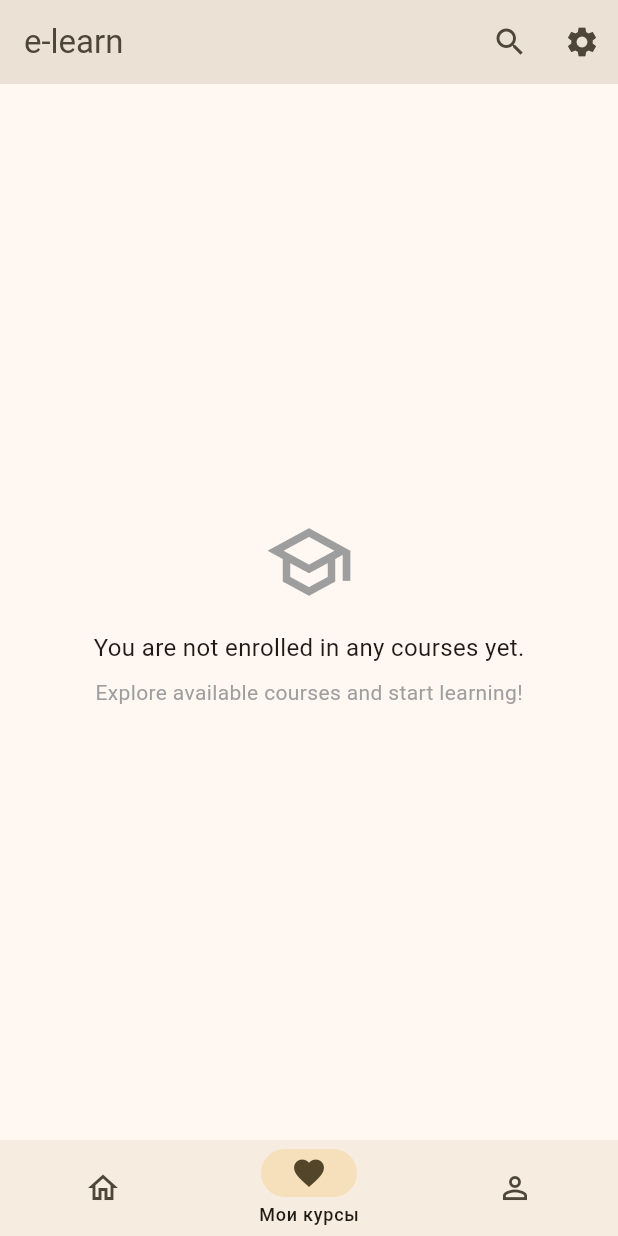
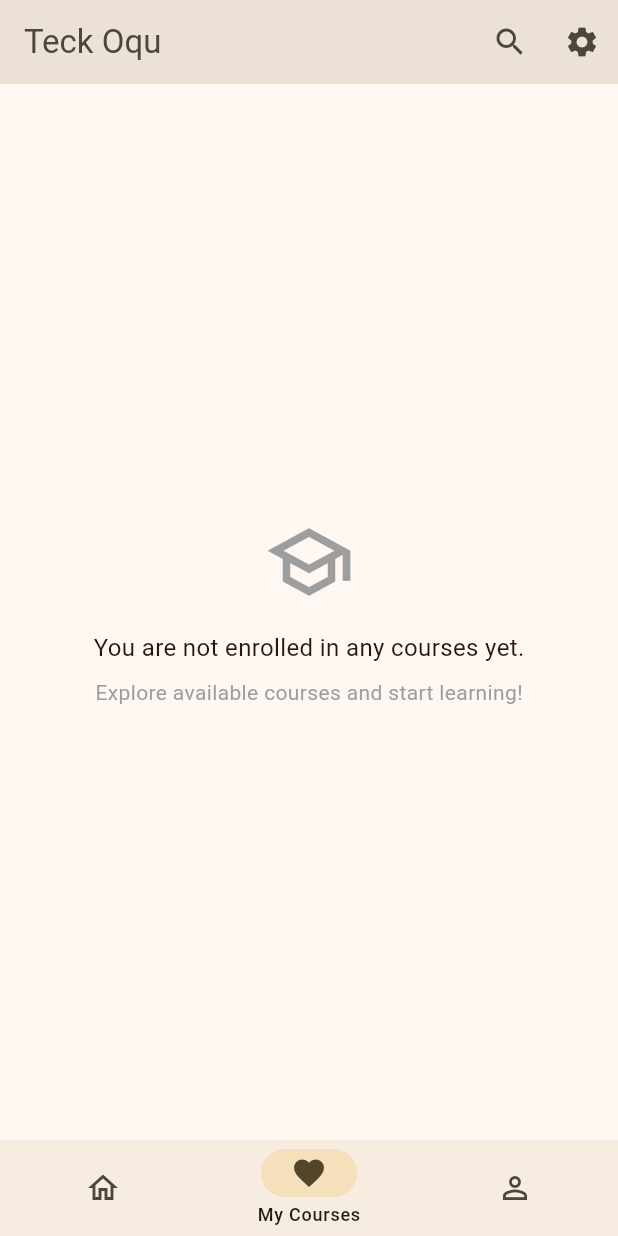
Before and after one commit to Miocasa/Mentora, a Flutter app: the screen it shows once a user with an empty profile is signed in, item 2 of the bottom bar chosen, after a tap on the "search" icon, after a tap on the "arrow back" icon, on a phone screen of 412 x 824 dp. Run offline on Flutter 3.47's test engine with Material 3 defaults, Android fonts, the phone set to English and light mode, and no system bars; our stand-ins replace cloud_firestore, firebase_auth, firebase_core, flutter_cache_manager, percent_indicator, shared_preferences and 2 more; missing offline and left inert: markdown_widget; accounts and stored records are empty.

Commit message:
localization finished

```diff
--- a/lib/screens/home_screen.dart
+++ b/lib/screens/home_screen.dart
@@ -14,22 +14,24 @@ import 'package:flutter/material.dart';
 
 import 'package:course/generated/app_localizations.dart';
 
-
-// Debouncer class
+/// Debouncer class
 class Debouncer {
   final int milliseconds;
   Timer? _timer;
   Debouncer({required this.milliseconds});
 
-  run(VoidCallback action) {
+  void run(VoidCallback action) {
     _timer?.cancel();
     _timer = Timer(Duration(milliseconds: milliseconds), action);
   }
 
-  dispose() {
+  void dispose() {
     _timer?.cancel();
   }
 }
+
+// тип для функции получения локализованной подписи
+typedef LabelBuilder = String Function(AppLocalizations l10n);
 
 class MainScreen extends StatefulWidget {
   const MainScreen({super.key});
@@ -53,10 +55,27 @@ class _MainScreenState extends State<MainScreen> {
   bool _isLoadingCourses = true;
   bool _isSearching = false;
 
-  final List<({IconData icon, IconData selectedIcon, String label})> _destinations = [
-    (icon: Icons.home_outlined,   selectedIcon: Icons.home,        label: 'Главная'),
-    (icon: Icons.favorite_border, selectedIcon: Icons.favorite,    label: 'Мои курсы'),
-    (icon: Icons.person_outline,  selectedIcon: Icons.person,      label: 'Профиль'),
+  // пункты нижней навигации — без context, используем функцию label(l10n)
+  final List<({
+    IconData icon,
+    IconData selectedIcon,
+    LabelBuilder label
+  })> _destinations = [
+    (
+      icon: Icons.home_outlined,
+      selectedIcon: Icons.home,
+      label: (l10n) => l10n.tabHome,
+    ),
+    (
+      icon: Icons.favorite_border,
+      selectedIcon: Icons.favorite,
+      label: (l10n) => l10n.tabMyCourses,
+    ),
+    (
+      icon: Icons.person_outline,
+      selectedIcon: Icons.person,
+      label: (l10n) => l10n.tabProfile,
+    ),
   ];
 
   int _selectedIndex = 0;
@@ -105,11 +124,11 @@ class _MainScreenState extends State<MainScreen> {
   // === подписка на мои курсы с прогрессом ===
   void _listenToEnrollments() {
     if (_authService.currentUser != null) {
-      _enrollmentSubscription = _firestoreService
-          .getMyCoursesWithProgress()
-          .listen((myCourseInfoList) {
+      _enrollmentSubscription =
+          _firestoreService.getMyCoursesWithProgress().listen(
+        (myCourseInfoList) {
           if (mounted) {
-          Map<String, EnrollmentDetails> tempMap = {};
+            final Map<String, EnrollmentDetails> tempMap = {};
             for (var info in myCourseInfoList) {
               tempMap[info.course.id] = info.enrollmentDetails;
             }
@@ -117,7 +136,8 @@ class _MainScreenState extends State<MainScreen> {
               _enrolledDetailsMap = tempMap;
             });
           }
-      });
+        },
+      );
     } else {
       if (mounted && _enrolledDetailsMap.isNotEmpty) {
         setState(() {
@@ -179,12 +199,14 @@ class _MainScreenState extends State<MainScreen> {
 
   // === UI поиска в AppBar ===
   Widget _buildSearchField() {
+    final l10n = AppLocalizations.of(context)!;
+
     return TextField(
       controller: _searchController,
       focusNode: _searchFocusNode,
       autofocus: true,
       decoration: InputDecoration(
-        hintText: AppLocalizations.of(context)!.homeSearchHint,
+        hintText: l10n.homeSearchHint,
         border: InputBorder.none,
         hintStyle: TextStyle(
           color: Theme.of(context).hintColor.withAlpha((252 * 0.8).toInt()),
@@ -199,19 +221,21 @@ class _MainScreenState extends State<MainScreen> {
   }
 
   AppBar _buildAppBar(BuildContext context) {
+    final l10n = AppLocalizations.of(context)!;
+
     if (_isSearching) {
       return AppBar(
         leading: IconButton(
           icon: const Icon(Icons.arrow_back),
           onPressed: _stopSearch,
-          tooltip: AppLocalizations.of(context)!.homeSearchCloseTooltip,
+          tooltip: l10n.homeSearchCloseTooltip,
         ),
         title: _buildSearchField(),
         actions: [
           if (_searchQuery.isNotEmpty)
             IconButton(
               icon: const Icon(Icons.clear),
-              tooltip: "Clear Search",
+              tooltip: l10n.homeSearchClearTooltip,
               onPressed: () {
                 _searchController.clear();
               },
@@ -220,16 +244,16 @@ class _MainScreenState extends State<MainScreen> {
       );
     } else {
       return AppBar(
-        title: const Text('e-learn'),
+        title: Text(l10n.appTitle),
         actions: [
           IconButton(
             icon: const Icon(Icons.search),
-            tooltip: AppLocalizations.of(context)!.homeSearchTooltip,
+            tooltip: l10n.homeSearchTooltip,
             onPressed: _startSearch,
           ),
           IconButton(
             icon: const Icon(Icons.settings),
-            tooltip: AppLocalizations.of(context)!.homeSettingsTooltip,
+            tooltip: l10n.homeSettingsTooltip,
             onPressed: () => Navigator.push(
               context,
               MaterialPageRoute(builder: (context) => const SettingsScreen()),
@@ -242,16 +266,21 @@ class _MainScreenState extends State<MainScreen> {
 
   @override
   Widget build(BuildContext context) {
+    final l10n = AppLocalizations.of(context)!;
+
     debugPrint(
-        "--- MainScreen BUILD METHOD CALLED --- (Query: $_searchQuery, IsSearching: $_isSearching)");
+      "--- MainScreen BUILD METHOD CALLED --- "
+      "(Query: $_searchQuery, IsSearching: $_isSearching)",
+    );
+
     return Scaffold(
       appBar: _buildAppBar(context),
       body: IndexedStack(
         index: _selectedIndex,
         children: [
-          Builder(builder: (_) => _buildStore()),              // главная
-          const MyCoursesScreen(),                             // мои курсы
-          const UserProfileScreen(),                           // профиль
+          Builder(builder: (_) => _buildStore()), // главная
+          const MyCoursesScreen(), // мои курсы
+          const UserProfileScreen(), // профиль
         ],
       ),
       bottomNavigationBar: NavigationBar(
@@ -261,28 +290,33 @@ class _MainScreenState extends State<MainScreen> {
         },
         height: 64,
         labelBehavior: NavigationDestinationLabelBehavior.onlyShowSelected,
-        destinations: _destinations.map((dest) {
-          return NavigationDestination(
+        destinations: _destinations
+            .map(
+              (dest) => NavigationDestination(
                 icon: Icon(dest.icon),
                 selectedIcon: Icon(dest.selectedIcon),
-            label: dest.label,
-          );
-        }).toList(),
+                label: dest.label(l10n), // локализованный текст
               ),
-
-      floatingActionButton: (kReleaseMode || _isSearching || _selectedIndex != 0)
+            )
+            .toList(),
+      ),
+      floatingActionButton:
+          (kReleaseMode || _isSearching || _selectedIndex != 0)
               ? null
               : FloatingActionButton.extended(
                   onPressed: () async {
                     await _firestoreService.addSampleCoursesWithLessons();
                     if (mounted) {
                       ScaffoldMessenger.of(context).showSnackBar(
-                    const SnackBar(
-                        content: Text('Attempted to add/update sample courses.')),
+                        SnackBar(
+                          content: Text(
+                            l10n.homeSampleDataLabel,
+                          ),
+                        ),
                       );
                     }
                   },
-              label: Text(AppLocalizations.of(context)!.homeSampleDataLabel),
+                  label: Text(l10n.homeSampleDataLabel),
                   icon: const Icon(Icons.data_exploration_outlined),
                 ),
     );
@@ -290,6 +324,8 @@ class _MainScreenState extends State<MainScreen> {
 
   // === главный экран / витрина курсов + стрик ===
   Widget _buildStore() {
+    final l10n = AppLocalizations.of(context)!;
+
     if (_isLoadingCourses) {
       return const Center(
         child: CircularProgressIndicator(key: Key("all_courses_loading")),
@@ -298,7 +334,7 @@ class _MainScreenState extends State<MainScreen> {
 
     if (_allCourses.isEmpty && !_isLoadingCourses) {
       return Center(
-        child: Text(AppLocalizations.of(context)!.homeNoCourses),
+        child: Text(l10n.homeNoCourses),
       );
     }
 
@@ -310,12 +346,12 @@ class _MainScreenState extends State<MainScreen> {
             const Icon(Icons.search_off_rounded, size: 60, color: Colors.grey),
             const SizedBox(height: 16),
             Text(
-              AppLocalizations.of(context)!.homeNoCoursesForQuery(_searchQuery),
+              l10n.homeNoCoursesForQuery(_searchQuery),
               style: const TextStyle(fontSize: 16),
             ),
             const SizedBox(height: 8),
             Text(
-              AppLocalizations.of(context)!.homeTryDifferentTerm,
+              l10n.homeTryDifferentTerm,
               style: TextStyle(color: Colors.grey.shade600),
             ),
           ],
@@ -360,6 +396,7 @@ class _MainScreenState extends State<MainScreen> {
   }
 
   Widget _buildStreakCard(BuildContext context) {
+    final l10n = AppLocalizations.of(context)!;
     final theme = Theme.of(context);
     final colorScheme = theme.colorScheme;
     final user = _authService.currentUser;
@@ -389,11 +426,11 @@ class _MainScreenState extends State<MainScreen> {
         final profile = snapshot.data!;
         // ✅ streak = очки (наружнее кольцо)
         // ✅ streakDays = дни стрика (внутреннее кольцо)
-        final int outerProgress = profile.streak;       // очки за сегодня
-        final int innerProgress = profile.streakDays;   // дни стрика
+        final int outerProgress = profile.streak; // очки за сегодня
+        final int innerProgress = profile.streakDays; // дни стрика
 
         const int outerGoal = 50; // цель очков за день
-        const int innerGoal = 7;  // цель стрика (7 дней подряд)
+        const int innerGoal = 7; // цель стрика (7 дней подряд)
 
         final double outerTarget =
             (outerProgress / outerGoal).clamp(0.0, 1.0) * 10;
@@ -420,14 +457,14 @@ class _MainScreenState extends State<MainScreen> {
                     ),
                     const SizedBox(width: 8),
                     Text(
-                      AppLocalizations.of(context)!.homeLearningProgressTitle,
+                      l10n.homeLearningProgressTitle,
                       style: theme.textTheme.titleMedium?.copyWith(
                         fontWeight: FontWeight.w600,
                       ),
                     ),
                     const Spacer(),
                     Text(
-                      AppLocalizations.of(context)!.homeInnerProgressLabel(innerProgress),
+                      l10n.homeInnerProgressLabel(innerProgress),
                       style: theme.textTheme.titleMedium?.copyWith(
                         fontWeight: FontWeight.w600,
                         color: colorScheme.primary,
@@ -449,8 +486,8 @@ class _MainScreenState extends State<MainScreen> {
                       // 🔹 Внутреннее — дни стрика
                       innerProgress: innerTarget * t,
                       // подписи
-                      label: '${outerProgress * 10}',                     // крупная цифра — очки
-                      subLabel: 'Дней стрика: $innerProgress',     // подпись — дни стрика
+                      label: '${outerProgress * 10}',
+                      subLabel: l10n.homeInnerProgressLabel(innerProgress),
                       size: 220,
                       strokeWidth: 16,
                       innerStrokeWidth: 14,
@@ -470,7 +507,7 @@ class _MainScreenState extends State<MainScreen> {
                         const Icon(Icons.star, size: 20, color: Colors.green),
                         const SizedBox(width: 4),
                         Text(
-                          AppLocalizations.of(context)!.homeTodayPoints,
+                          l10n.homeTodayPoints,
                           style: const TextStyle(
                             fontSize: 16,
                             fontWeight: FontWeight.w600,
@@ -484,7 +521,7 @@ class _MainScreenState extends State<MainScreen> {
                             size: 20, color: Colors.amber),
                         const SizedBox(width: 4),
                         Text(
-                          AppLocalizations.of(context)!.homeStreakDays,
+                          l10n.homeStreakDays,
                           style: const TextStyle(
                             fontSize: 16,
                             fontWeight: FontWeight.w600,
@@ -495,27 +532,26 @@ class _MainScreenState extends State<MainScreen> {
                   ],
                 ),
 
-                SizedBox(height: 20),
+                const SizedBox(height: 20),
                 Align(
                   alignment: Alignment.center,
                   child: Text(
-                    ((outerTarget >= 1)
-                    ? AppLocalizations.of(context)!.homeStatusDone
+                    outerTarget >= 1
+                        ? l10n.homeStatusDone
                         : (outerTarget >= 0.8
-                    ? AppLocalizations.of(context)!.homeStatusAlmost
-                    : ((outerTarget >= 0.6 && outerTarget < 0.8)
-                    ? AppLocalizations.of(context)!.homeStatusFewLessons
-                    : ((outerTarget > 0 && outerTarget < 0.6)
-                    ? AppLocalizations.of(context)!.homeStatusGoodStart
-                    : AppLocalizations.of(context)!.homeStatusStart
-                    )))),
+                            ? l10n.homeStatusAlmost
+                            : (outerTarget >= 0.6
+                                ? l10n.homeStatusFewLessons
+                                : (outerTarget > 0
+                                    ? l10n.homeStatusGoodStart
+                                    : l10n.homeStatusStart))),
                     style: theme.textTheme.bodyMedium?.copyWith(
                       fontWeight: FontWeight.w500,
                       fontSize: 16,
                     ),
                   ),
                 ),
-                SizedBox(height: 20),
+                const SizedBox(height: 20),
               ],
             ),
           ),
--- a/lib/screens/settings_screen.dart
+++ b/lib/screens/settings_screen.dart
@@ -203,13 +203,13 @@ class _SettingsScreenState extends State<SettingsScreen> {
             child: ListTile(
               leading: const Icon(Icons.info_outline),
               title: Text(AppLocalizations.of(context)!.settingsAboutAppTitle, style: textTheme.titleMedium),
-              subtitle: Text(AppLocalizations.of(context)!.settingsAboutAppSubtitle, style: textTheme.bodyMedium),
+              subtitle: Text(AppLocalizations.of(context)!.settingsAboutAppSubtitle(AppLocalizations.of(context)!.settingsAboutAppVersion), style: textTheme.bodyMedium),
               onTap: () {
                 showAboutDialog(
                   context: context,
                   applicationName: AppLocalizations.of(context)!.settingsAboutAppName,
-                  applicationVersion: '1.0.0',
-                  applicationLegalese: '© ${DateTime.now().year} Your Company Name',
+                  applicationVersion: AppLocalizations.of(context)!.settingsAboutAppVersion,
+                  applicationLegalese: AppLocalizations.of(context)!.settingsAboutAppLegalese(DateTime.now().year.toInt()),
                   applicationIcon: Padding(
                     padding: const EdgeInsets.all(8.0),
                     child: Icon(Icons.school, size: 40, color: colorScheme.primary),
--- a/lib/screens/user_profile_screen.dart
+++ b/lib/screens/user_profile_screen.dart
@@ -57,7 +57,7 @@ class _UserProfileScreenState extends State<UserProfileScreen> {
         final String name = profile.name;
         final String email = profile.email;
         final String role = profile.role;
-        final int streak = profile.streak;
+        final int streak = profile.streakDays;
 
         return _buildProfileView(
           context,
```
Also changed, not shown: assets/l10n/app_en.arb (+14 -5 lines), assets/l10n/app_ru.arb (+16 -6 lines), lib/generated/app_localizations.dart, lib/generated/app_localizations_en.dart, lib/generated/app_localizations_ru.dart. Lines whose indentation alone changed are shown as unchanged.
